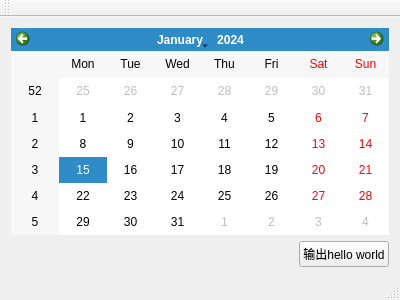
First picture: the form in mainwindow.ui, repository happyfourior/helloworld, before the edit.
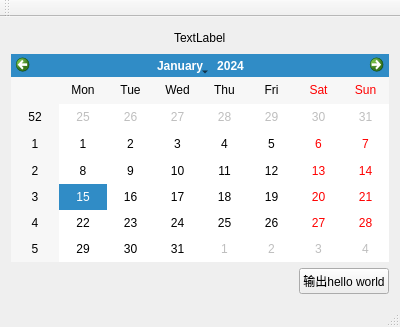
Second picture: the form after the edit.

Patch:
```diff
--- a/mainwindow.ui
+++ b/mainwindow.ui
@@ -7,7 +7,7 @@
     <x>0</x>
     <y>0</y>
     <width>400</width>
-    <height>300</height>
+    <height>327</height>
    </rect>
   </property>
   <property name="windowTitle">
@@ -16,9 +16,46 @@
   <widget class="QWidget" name="centralWidget">
    <layout class="QGridLayout" name="gridLayout">
     <item row="0" column="0">
-     <widget class="QCalendarWidget" name="calendarWidget"/>
+     <layout class="QHBoxLayout" name="horizontalLayout_2">
+      <item>
+       <spacer name="horizontalSpacer_2">
+        <property name="orientation">
+         <enum>Qt::Horizontal</enum>
+        </property>
+        <property name="sizeHint" stdset="0">
+         <size>
+          <width>40</width>
+          <height>20</height>
+         </size>
+        </property>
+       </spacer>
+      </item>
+      <item>
+       <widget class="QLabel" name="label">
+        <property name="text">
+         <string>TextLabel</string>
+        </property>
+       </widget>
+      </item>
+      <item>
+       <spacer name="horizontalSpacer_3">
+        <property name="orientation">
+         <enum>Qt::Horizontal</enum>
+        </property>
+        <property name="sizeHint" stdset="0">
+         <size>
+          <width>58</width>
+          <height>20</height>
+         </size>
+        </property>
+       </spacer>
+      </item>
+     </layout>
     </item>
     <item row="1" column="0">
+     <widget class="QCalendarWidget" name="calendarWidget"/>
+    </item>
+    <item row="2" column="0">
      <layout class="QHBoxLayout" name="horizontalLayout">
       <item>
        <spacer name="horizontalSpacer">
```
